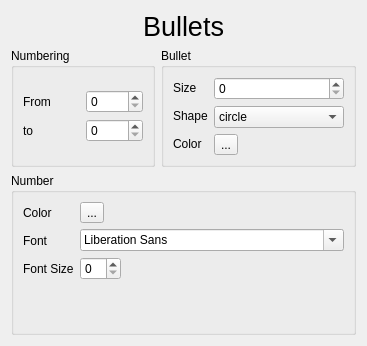
The window that sources/Forms/formnumberedbullets.ui (jose94752/ClipEdit) describes before a commit, drawn with Qt 5.
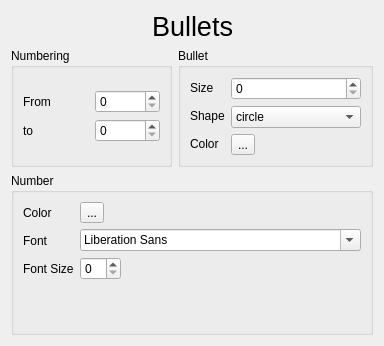
The same window after the commit. Custom widgets are drawn as their Qt base class.

```diff
--- a/sources/Forms/formnumberedbullets.ui
+++ b/sources/Forms/formnumberedbullets.ui
@@ -6,7 +6,7 @@
    <rect>
     <x>0</x>
     <y>0</y>
-    <width>367</width>
+    <width>384</width>
     <height>346</height>
    </rect>
   </property>
```
Left out of the diff: 2 changed lines with no effect on the pictures.
